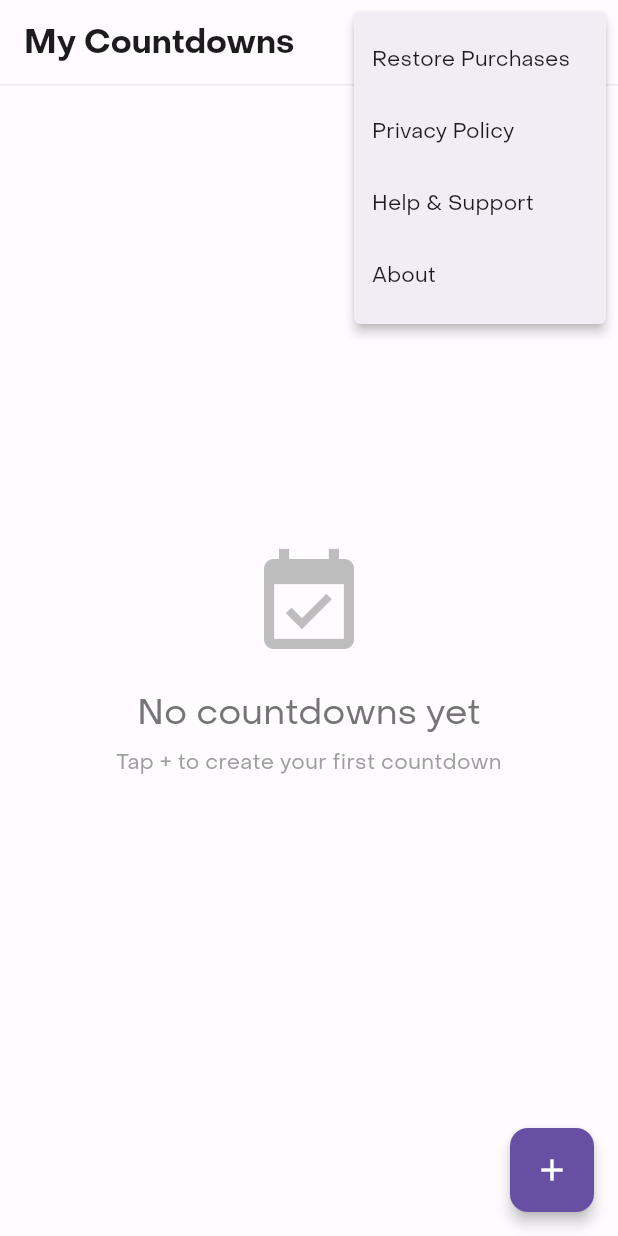
After one commit to dashwhiz/countdown-app, a Flutter app: the screen it shows after launch, after a tap on the "more vert" icon, on a phone screen of 412 x 824 dp. The commit adds this screen. Run offline on Flutter 3.47's test engine with Material 3 defaults, Android fonts, the phone set to English and light mode, and no system bars; our stand-ins replace appwrite, flutter_spinkit, get, hive, hive_flutter, logger; accounts and stored records are empty; project files that could hold a hidden picture were left out.

Commit message:
Implement home screen with MVVM architecture
- Add home screen with event list, pinning, and swipe-to-delete
- Create EventViewModel for UI formatting
- Build unified AppLoading widget and AppFutureBuilder
- Add EventListItem widget with Dismissible
- Fix bundle ID to com.dashwhiz.countdown
- Remove mock data, use real Hive storage
- Sort events: ongoing first, then ended
- Add app bar menu (restore, privacy, help, about)

```diff
--- a/lib/app/app.dart
+++ b/lib/app/app.dart
@@ -4,6 +4,7 @@ import 'app_logger.dart';
 import 'app_strings.dart';
 import 'app_theme.dart';
 import '../services/storage_service.dart';
+import '../screens/home_screen.dart';
 
 class CountdownApp extends StatefulWidget {
   const CountdownApp({super.key});
@@ -42,7 +43,7 @@ class _CountdownAppState extends State<CountdownApp> {
       theme: AppTheme.lightTheme,
       darkTheme: AppTheme.darkTheme,
       home: _isInitialized
-          ? const Placeholder()
+          ? const HomeScreen()
           : const Scaffold(
               body: Center(
                 child: CircularProgressIndicator(),
--- a/lib/app/app_strings.dart
+++ b/lib/app/app_strings.dart
@@ -107,12 +107,17 @@ class AppStrings {
   static const String errorSharingEvent = 'Failed to share countdown';
   static const String errorDeletingEvent = 'Failed to delete countdown';
 
+  // Menu
+  static const String restorePurchases = 'Restore Purchases';
+  static const String privacyPolicy = 'Privacy Policy';
+  static const String helpAndSupport = 'Help & Support';
+  static const String about = 'About';
+
   // Settings (future)
   static const String settingsTitle = 'Settings';
   static const String notificationsTitle = 'Notifications';
   static const String themesTitle = 'Themes';
   static const String aboutTitle = 'About';
-  static const String privacyPolicy = 'Privacy Policy';
   static const String termsOfService = 'Terms of Service';
   static const String supportEmail = 'dashwhiz@gmail.com';
   static const String contactSupport = 'Contact Support';
--- /dev/null
+++ b/lib/screens/home_screen.dart
@@ -0,0 +1,302 @@
+import 'package:flutter/material.dart';
+import 'package:get/get.dart';
+import '../app/app_colors.dart';
+import '../app/app_constants.dart';
+import '../app/app_error_listeners.dart';
+import '../app/app_progress_listeners.dart';
+import '../app/app_strings.dart';
+import '../models/countdown_event.dart';
+import '../repositories/events_repo.dart';
+import '../utils/operation_scope.dart';
+import '../widgets/app_future_builder.dart';
+import '../widgets/event_list_item.dart';
+
+class HomeController extends GetxController {
+  final EventsRepo _repo = EventsRepo();
+
+  late ProgressListener _progressListener;
+  late ErrorListener _errorListener;
+
+  List<CountdownEvent> allEvents = [];
+  late final Future<void> initFuture;
+
+  List<CountdownEvent> get pinnedEvents =>
+      allEvents.where((e) => e.isPinned).toList()..sort(_sortByOngoingFirst);
+
+  List<CountdownEvent> get unpinnedEvents =>
+      allEvents.where((e) => !e.isPinned).toList()..sort(_sortByOngoingFirst);
+
+  // Sort ongoing events first (by date), then ended events (by date)
+  int _sortByOngoingFirst(CountdownEvent a, CountdownEvent b) {
+    final aEnded = a.hasEnded;
+    final bEnded = b.hasEnded;
+
+    // If one has ended and the other hasn't, show ongoing first
+    if (aEnded && !bEnded) return 1;
+    if (!aEnded && bEnded) return -1;
+
+    // Both ongoing or both ended - sort by date (earliest first)
+    return a.targetDate.compareTo(b.targetDate);
+  }
+
+  @override
+  void onInit() {
+    super.onInit();
+    _progressListener = DefaultProgressListener(Get.context!);
+    _errorListener = DialogErrorListener(Get.context!);
+    initFuture = _initialize();
+  }
+
+  // Initial load for FutureBuilder (no progress dialog, FutureBuilder handles loading UI)
+  Future<void> _initialize() async {
+    allEvents = await _repo.getAllEvents();
+    update();
+  }
+
+  Future<void> loadEvents() async {
+    final result = await scope(
+      scope: () async => await _repo.getAllEvents(),
+      progressListener: _progressListener,
+      errorListener: _errorListener,
+    );
+
+    if (result.success && result.result != null) {
+      allEvents = result.result!;
+      update();
+    }
+  }
+
+  Future<void> togglePin(String id) async {
+    final result = await scope(
+      scope: () async => await _repo.togglePin(id),
+      progressListener: _progressListener,
+      errorListener: _errorListener,
+    );
+
+    if (result.success && result.result == true) {
+      await loadEvents();
+    }
+  }
+
+  Future<void> deleteEvent(String id) async {
+    final result = await scope(
+      scope: () async => await _repo.deleteEvent(id),
+      progressListener: _progressListener,
+      errorListener: _errorListener,
+    );
+
+    if (result.success && result.result == true) {
+      await loadEvents();
+    }
+  }
+}
+
+class HomeScreen extends StatelessWidget {
+  const HomeScreen({super.key});
+
+  @override
+  Widget build(BuildContext context) {
+    return GetBuilder<HomeController>(
+      init: HomeController(),
+      builder: (ctrl) {
+        return Scaffold(
+          appBar: AppBar(
+            title: const Text(
+              AppStrings.homeTitle,
+              style: TextStyle(fontWeight: FontWeight.bold),
+            ),
+            elevation: 0,
+            scrolledUnderElevation: 0,
+            surfaceTintColor: Colors.transparent,
+            actions: [
+              PopupMenuButton<String>(
+                onSelected: (value) {
+                  // TODO: Implement menu actions
+                },
+                itemBuilder: (context) => [
+                  const PopupMenuItem(
+                    value: 'restore',
+                    child: Text(AppStrings.restorePurchases),
+                  ),
+                  const PopupMenuItem(
+                    value: 'privacy',
+                    child: Text(AppStrings.privacyPolicy),
+                  ),
+                  const PopupMenuItem(
+                    value: 'support',
+                    child: Text(AppStrings.helpAndSupport),
+                  ),
+                  const PopupMenuItem(
+                    value: 'about',
+                    child: Text(AppStrings.about),
+                  ),
+                ],
+              ),
+            ],
+            bottom: PreferredSize(
+              preferredSize: const Size.fromHeight(1),
+              child: Container(
+                height: 1,
+                color: Colors.grey.withValues(alpha: 0.2),
+              ),
+            ),
+          ),
+          body: AppFutureBuilder<void>(
+            future: ctrl.initFuture,
+            dataBuilder: (context, _) => _buildBody(context, ctrl),
+          ),
+          floatingActionButton: FloatingActionButton(
+            onPressed: () {
+              // TODO: Navigate to create screen
+            },
+            child: const Icon(Icons.add),
+          ),
+        );
+      },
+    );
+  }
+
+  Widget _buildBody(BuildContext context, HomeController ctrl) {
+    if (ctrl.allEvents.isEmpty) {
+      return _buildEmptyState(context);
+    }
+
+    return RefreshIndicator(
+      onRefresh: ctrl.loadEvents,
+      child: ListView(
+        padding: EdgeInsets.zero,
+        children: [
+          if (ctrl.pinnedEvents.isNotEmpty) ...[
+            Padding(
+              padding: const EdgeInsets.fromLTRB(
+                AppConstants.paddingMedium,
+                AppConstants.paddingLarge,
+                AppConstants.paddingMedium,
+                AppConstants.paddingSmall,
+              ),
+              child: _buildSectionHeader(context, AppStrings.pinnedSection),
+            ),
+            ...ctrl.pinnedEvents.asMap().entries.map((entry) {
+              final index = entry.key;
+              final event = entry.value;
+              final isLast = index == ctrl.pinnedEvents.length - 1;
+
+              return EventListItem(
+                event: event,
+                onTap: () {
+                  // TODO: Navigate to detail screen
+                },
+                onDeleteConfirmed: () =>
+                    _showDeleteConfirmation(context, event, ctrl),
+                onDismissed: () {
+                  // Item has been dismissed, controller will update
+                },
+                onTogglePin: () => ctrl.togglePin(event.id),
+                showDivider: !isLast,
+              );
+            }),
+            const SizedBox(height: AppConstants.paddingLarge),
+          ],
+          Padding(
+            padding: const EdgeInsets.symmetric(
+              horizontal: AppConstants.paddingMedium,
+              vertical: AppConstants.paddingSmall,
+            ),
+            child: _buildSectionHeader(context, AppStrings.allCountdowns),
+          ),
+          ...ctrl.unpinnedEvents.asMap().entries.map((entry) {
+            final index = entry.key;
+            final event = entry.value;
+            final isLast = index == ctrl.unpinnedEvents.length - 1;
+
+            return EventListItem(
+              event: event,
+              onTap: () {
+                // TODO: Navigate to detail screen
+              },
+              onDeleteConfirmed: () =>
+                  _showDeleteConfirmation(context, event, ctrl),
+              onDismissed: () {
+                // Item has been dismissed, controller will update
+              },
+              onTogglePin: () => ctrl.togglePin(event.id),
+              showDivider: !isLast,
+            );
+          }),
+          const SizedBox(height: 80), // Bottom padding for FAB
+        ],
+      ),
+    );
+  }
+
+  Widget _buildEmptyState(BuildContext context) {
+    return Center(
+      child: Column(
+        mainAxisAlignment: MainAxisAlignment.center,
+        children: [
+          Icon(Icons.event_available, size: 80, color: Colors.grey[400]),
+          const SizedBox(height: AppConstants.paddingMedium),
+          Text(
+            AppStrings.emptyStateTitle,
+            style: Theme.of(
+              context,
+            ).textTheme.headlineSmall?.copyWith(color: Colors.grey[600]),
+          ),
+          const SizedBox(height: AppConstants.paddingSmall),
+          Text(
+            AppStrings.emptyStateMessage,
+            style: Theme.of(
+              context,
+            ).textTheme.bodyMedium?.copyWith(color: Colors.grey[500]),
+          ),
+        ],
+      ),
+    );
+  }
+
+  Widget _buildSectionHeader(BuildContext context, String title) {
+    return Text(
+      title,
+      style: Theme.of(
+        context,
+      ).textTheme.titleLarge?.copyWith(fontWeight: FontWeight.bold),
+    );
+  }
+
+  Future<bool> _showDeleteConfirmation(
+    BuildContext context,
+    CountdownEvent event,
+    HomeController ctrl,
+  ) async {
+    final result = await showDialog<bool>(
+      context: context,
+      builder: (context) => AlertDialog(
+        title: const Text(AppStrings.deleteCountdownTitle),
+        content: Text(
+          '${AppStrings.deleteCountdownMessage}\n\n"${event.title}"',
+        ),
+        actions: [
+          TextButton(
+            onPressed: () => Navigator.pop(context, false),
+            child: const Text(AppStrings.cancel),
+          ),
+          TextButton(
+            onPressed: () {
+              Navigator.pop(context, true);
+            },
+            style: TextButton.styleFrom(foregroundColor: AppColors.error),
+            child: const Text(AppStrings.delete),
+          ),
+        ],
+      ),
+    );
+
+    // If user confirmed, delete the event
+    if (result == true) {
+      await ctrl.deleteEvent(event.id);
+      return true; // Allow dismissal
+    }
+
+    return false; // Cancel dismissal
+  }
+}
--- /dev/null
+++ b/lib/widgets/app_future_builder.dart
@@ -0,0 +1,80 @@
+import 'package:flutter/material.dart';
+import 'app_loading.dart';
+
+/// Callback to build data content when future completes successfully
+typedef DataBuilder<T> = Widget Function(BuildContext context, T data);
+
+/// Callback to build error content when future fails
+typedef ErrorBuilder = Widget Function(BuildContext context, Object? error);
+
+/// Callback to build progress/loading content while future is executing
+typedef ProgressBuilder = Widget Function(BuildContext context);
+
+/// Custom FutureBuilder that simplifies handling of loading, data, and error states
+class AppFutureBuilder<T> extends StatelessWidget {
+  const AppFutureBuilder({
+    super.key,
+    required this.future,
+    required this.dataBuilder,
+    this.progressBuilder,
+    this.errorBuilder,
+    this.loadingMessage,
+  });
+
+  final Future<T> future;
+  final DataBuilder<T> dataBuilder;
+  final ProgressBuilder? progressBuilder;
+  final ErrorBuilder? errorBuilder;
+  final String? loadingMessage;
+
+  @override
+  Widget build(BuildContext context) {
+    return FutureBuilder<T>(
+      future: future,
+      builder: (context, snapshot) {
+        // Show loading state
+        if (snapshot.connectionState == ConnectionState.waiting) {
+          return progressBuilder?.call(context) ??
+              AppLoading(message: loadingMessage);
+        }
+
+        // Show error state
+        if (snapshot.hasError) {
+          return errorBuilder?.call(context, snapshot.error) ??
+              Center(
+                child: Column(
+                  mainAxisAlignment: MainAxisAlignment.center,
+                  children: [
+                    const Icon(
+                      Icons.error_outline,
+                      size: 48,
+                      color: Colors.red,
+                    ),
+                    const SizedBox(height: 16),
+                    Text(
+                      'An error occurred',
+                      style: Theme.of(context).textTheme.titleMedium,
+                    ),
+                    const SizedBox(height: 8),
+                    Text(
+                      snapshot.error.toString(),
+                      style: Theme.of(context).textTheme.bodySmall,
+                      textAlign: TextAlign.center,
+                    ),
+                  ],
+                ),
+              );
+        }
+
+        // Show data state - for void futures, connectionState.done is enough
+        if (snapshot.connectionState == ConnectionState.done) {
+          return dataBuilder(context, snapshot.data as T);
+        }
+
+        // Fallback to loading
+        return progressBuilder?.call(context) ??
+            AppLoading(message: loadingMessage);
+      },
+    );
+  }
+}
--- /dev/null
+++ b/lib/widgets/app_loading.dart
@@ -0,0 +1,75 @@
+import 'package:flutter/material.dart';
+import 'package:flutter_spinkit/flutter_spinkit.dart';
+import '../app/app_colors.dart';
+
+/// Unified loading widget that can be used as:
+/// 1. A direct widget (for FutureBuilder, full-page loading)
+/// 2. A dialog (via static show/hide methods for operations)
+class AppLoading extends StatelessWidget {
+  const AppLoading({super.key, this.message});
+
+  final String? message;
+
+  static bool _isShowing = false;
+
+  /// Show loading as a dialog overlay
+  static void show(BuildContext context, {String? message}) {
+    if (_isShowing) return;
+
+    _isShowing = true;
+    showDialog(
+      context: context,
+      barrierDismissible: false,
+      barrierColor: Colors.black54,
+      builder: (context) => PopScope(
+        canPop: false,
+        child: AppLoading(message: message),
+      ),
+    );
+  }
+
+  /// Hide the loading dialog
+  static void hide(BuildContext context) {
+    if (!_isShowing) return;
+
+    _isShowing = false;
+    Navigator.of(context, rootNavigator: true).pop();
+  }
+
+  /// Wrap an async operation with loading dialog
+  static Future<T?> wrap<T>(
+    BuildContext context,
+    Future<T> Function() operation, {
+    String? message,
+  }) async {
+    show(context, message: message);
+    try {
+      return await operation();
+    } finally {
+      hide(context);
+    }
+  }
+
+  @override
+  Widget build(BuildContext context) {
+    return Center(
+      child: Column(
+        mainAxisAlignment: MainAxisAlignment.center,
+        mainAxisSize: MainAxisSize.min,
+        children: [
+          SpinKitWave(color: AppColors.primary, size: 60.0),
+          if (message != null) ...[
+            const SizedBox(height: 20),
+            Text(
+              message!,
+              style: Theme.of(
+                context,
+              ).textTheme.bodyMedium?.copyWith(color: AppColors.textSecondary),
+              textAlign: TextAlign.center,
+            ),
+          ],
+        ],
+      ),
+    );
+  }
+}
```
Also changed, not shown: lib/app/app_progress_listeners.dart (+4 -4 lines), lib/utils/date_utils.dart (added, +26 -0 lines), lib/view_models/event_view_model.dart (added, +20 -0 lines), lib/widgets/app_dialog.dart (+8 -32 lines), lib/widgets/app_loader.dart (deleted, +0 -53 lines), lib/widgets/event_list_item.dart (added, +134 -0 lines), 4 other files.
